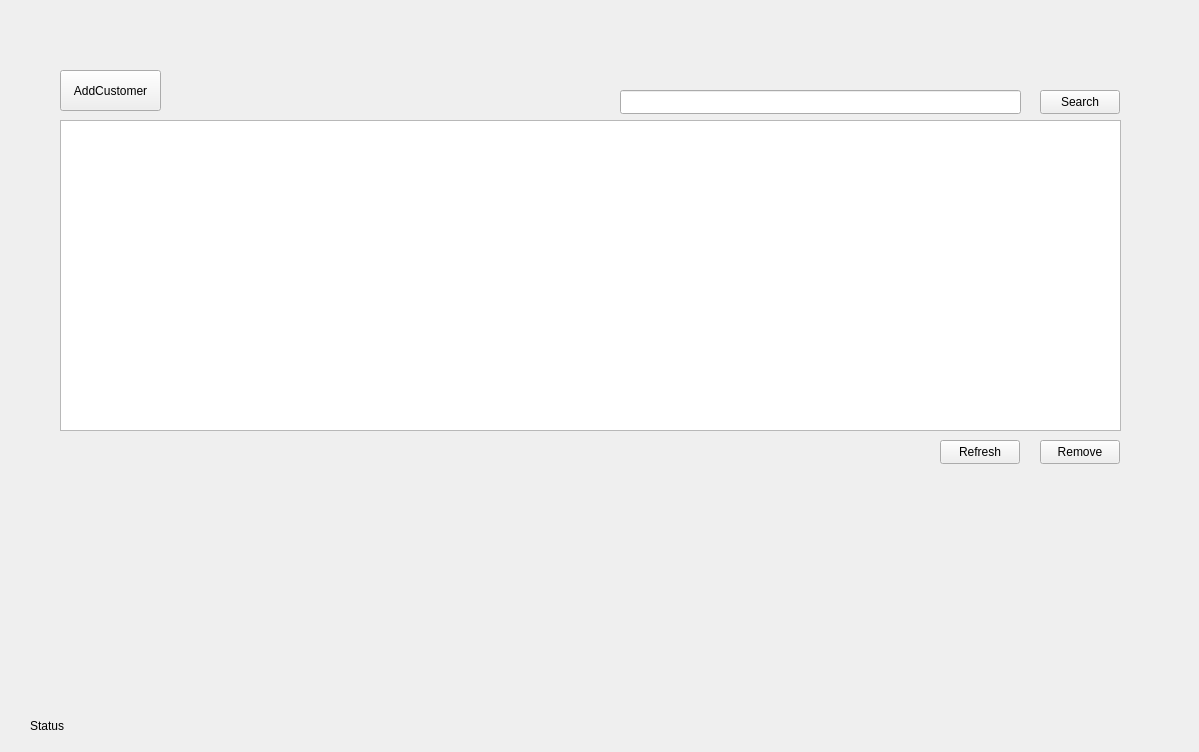
Old version of the form mainwindow.ui in the repository juhotuominen/CustomerManagerQT.
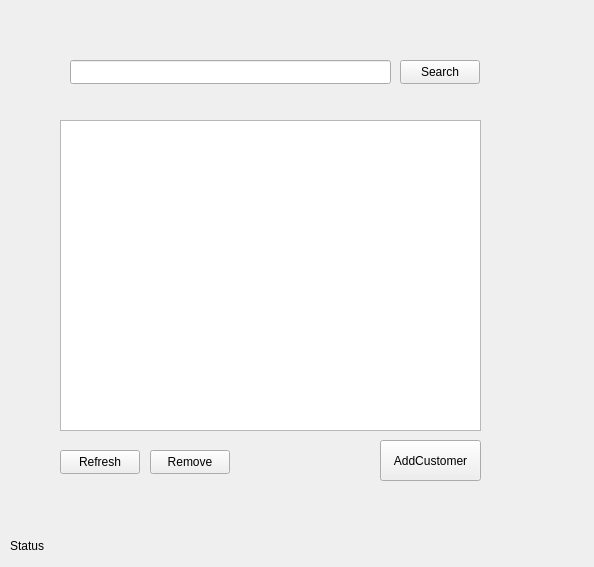
New version of the form.

```diff
--- a/mainwindow.ui
+++ b/mainwindow.ui
@@ -6,8 +6,8 @@
    <rect>
     <x>0</x>
     <y>0</y>
-    <width>1199</width>
-    <height>752</height>
+    <width>594</width>
+    <height>567</height>
    </rect>
   </property>
   <property name="windowTitle">
@@ -17,8 +17,8 @@
    <widget class="QPushButton" name="btnRemove">
     <property name="geometry">
      <rect>
-      <x>1040</x>
-      <y>440</y>
+      <x>150</x>
+      <y>450</y>
       <width>80</width>
       <height>24</height>
      </rect>
@@ -30,8 +30,8 @@
    <widget class="QPushButton" name="btnGet">
     <property name="geometry">
      <rect>
-      <x>940</x>
-      <y>440</y>
+      <x>60</x>
+      <y>450</y>
       <width>80</width>
       <height>24</height>
      </rect>
@@ -43,8 +43,8 @@
    <widget class="QLabel" name="labelStatus">
     <property name="geometry">
      <rect>
-      <x>30</x>
-      <y>710</y>
+      <x>10</x>
+      <y>530</y>
       <width>251</width>
       <height>31</height>
      </rect>
@@ -58,7 +58,7 @@
      <rect>
       <x>60</x>
       <y>120</y>
-      <width>1061</width>
+      <width>421</width>
       <height>311</height>
      </rect>
     </property>
@@ -66,9 +66,9 @@
    <widget class="QLineEdit" name="lineEditSearch">
     <property name="geometry">
      <rect>
-      <x>620</x>
-      <y>90</y>
-      <width>401</width>
+      <x>70</x>
+      <y>60</y>
+      <width>321</width>
       <height>24</height>
      </rect>
     </property>
@@ -76,8 +76,8 @@
    <widget class="QPushButton" name="btnSearch">
     <property name="geometry">
      <rect>
-      <x>1040</x>
-      <y>90</y>
+      <x>400</x>
+      <y>60</y>
       <width>80</width>
       <height>24</height>
      </rect>
@@ -89,8 +89,8 @@
    <widget class="QPushButton" name="btnAddCustomer">
     <property name="geometry">
      <rect>
-      <x>60</x>
-      <y>70</y>
+      <x>380</x>
+      <y>440</y>
       <width>101</width>
       <height>41</height>
      </rect>
```
